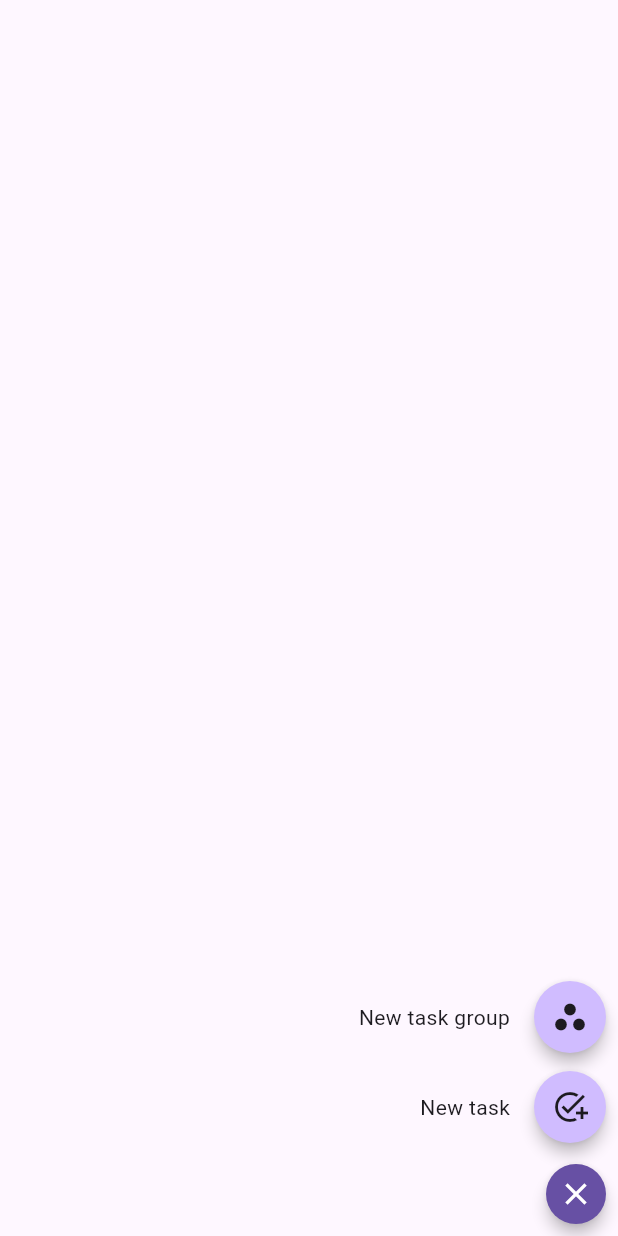
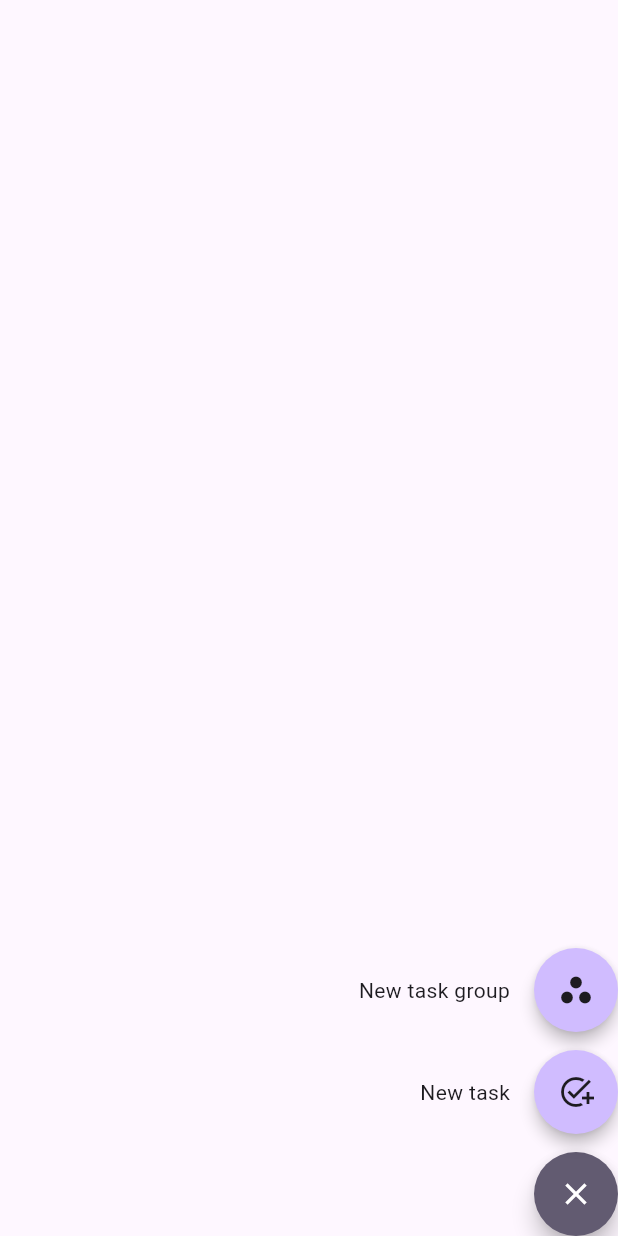
Before and after one commit to invertedEcho/flatshare, a Flutter app: the ExpandableFab widget shown alone on an empty page, opened directly, after a tap on the "create" icon, on a phone screen of 412 x 824 dp. Run offline on Flutter 3.47's test engine with Material 3 defaults, Android fonts, the phone set to English and light mode, and no system bars; our stand-ins replace flutter_dotenv, flutter_secure_storage; accounts and stored records are empty; network calls fail.

Commit message:
feat: make button same size, adapt colors

```diff
--- a/frontend/lib/widgets/expandable_fab.dart
+++ b/frontend/lib/widgets/expandable_fab.dart
@@ -63,8 +63,8 @@ class _ExpandableFabState extends State<ExpandableFab>
         children: [
           _buildTapToCloseFab(),
           Positioned(
-            right: 8,
-            bottom: 50,
+            right: 0,
+            bottom: 56,
             child: Column(
                 crossAxisAlignment: CrossAxisAlignment.end,
                 children: widget.children
@@ -84,24 +84,22 @@ class _ExpandableFabState extends State<ExpandableFab>
   }
 
   Widget _buildTapToCloseFab() {
-    return SizedBox(
-      width: 56,
-      height: 56,
-      child: Center(
-        child: Material(
-          color: Theme.of(context).colorScheme.primary,
+    return IgnorePointer(
+      ignoring: !_open,
+      child: AnimatedContainer(
+        transformAlignment: Alignment.center,
+        duration: const Duration(milliseconds: 250),
+        curve: const Interval(0.0, 0.5, curve: Curves.easeOut),
+        child: AnimatedOpacity(
+          opacity: !_open ? 0.0 : 1.0,
+          curve: const Interval(0.25, 1.0, curve: Curves.easeInOut),
+          duration: const Duration(milliseconds: 250),
+          child: FloatingActionButton(
+            onPressed: _toggle,
+            backgroundColor: Theme.of(context).colorScheme.secondary,
             shape: const CircleBorder(),
-          clipBehavior: Clip.antiAlias,
-          elevation: 4,
-          child: InkWell(
-            onTap: _toggle,
-            child: Padding(
-              padding: const EdgeInsets.all(8),
-              child: Icon(
-                Icons.close,
-                color: Theme.of(context).colorScheme.onPrimary,
-              ),
-            ),
+            child: Icon(Icons.close,
+                color: Theme.of(context).colorScheme.onSecondary),
           ),
         ),
       ),
@@ -113,11 +111,6 @@ class _ExpandableFabState extends State<ExpandableFab>
       ignoring: _open,
       child: AnimatedContainer(
         transformAlignment: Alignment.center,
-        transform: Matrix4.diagonal3Values(
-          _open ? 0.7 : 1.0,
-          _open ? 0.7 : 1.0,
-          1.0,
-        ),
         duration: const Duration(milliseconds: 250),
         curve: const Interval(0.0, 0.5, curve: Curves.easeOut),
         child: AnimatedOpacity(
@@ -127,6 +120,7 @@ class _ExpandableFabState extends State<ExpandableFab>
           child: FloatingActionButton(
             onPressed: _toggle,
             backgroundColor: Theme.of(context).colorScheme.inversePrimary,
+            shape: const CircleBorder(),
             child: const Icon(Icons.create),
           ),
         ),
@@ -154,12 +148,14 @@ class ActionButton extends StatelessWidget {
         clipBehavior: Clip.antiAlias,
         color: theme.colorScheme.inversePrimary,
         elevation: 4,
+        child: SizedBox(
+            height: 56,
+            width: 56,
             child: IconButton(
               onPressed: onPressed,
               icon: icon,
               color: theme.colorScheme.onSurface,
-      ),
-    );
+            )));
   }
 }
 
```
Lines whose indentation alone changed are shown as unchanged.
